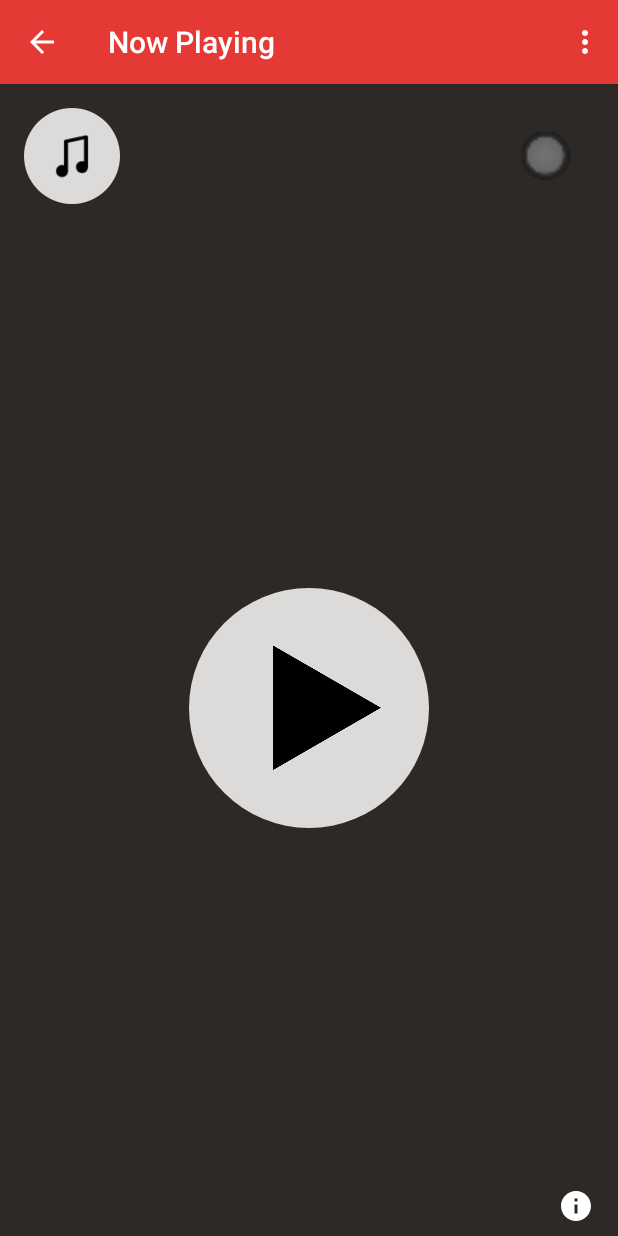
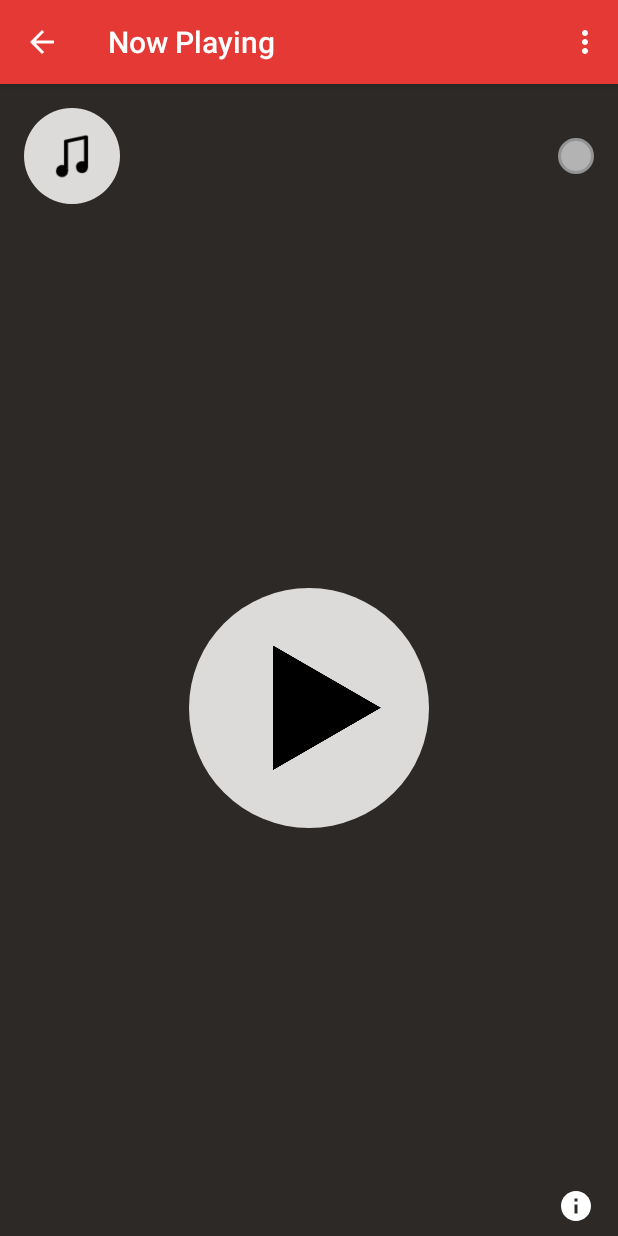
Before and after one commit to sanjaysingh1990/Exoplayer2Radio, an Android app: the fragment PlayerActivityFragment placed in its activity, on a phone screen of 412 x 824 dp. Run offline under Robolectric (Android 15) with nearby library versions, the phone set to English and light mode, and no system bars; 1 statement that could not run was skipped.

Commit message:
station loading indicator changed to vector images

```diff
--- a/app/src/main/java/org/rajmoh/radio/PlayerActivityFragment.java
+++ b/app/src/main/java/org/rajmoh/radio/PlayerActivityFragment.java
@@ -657,11 +657,11 @@ public final class PlayerActivityFragment extends Fragment implements Transistor
             mPlaybackButton.setImageResource(R.drawable.smbl_stop);
             // change playback indicator
             if (mStationLoading) {
-                mPlaybackIndicator.setBackgroundResource(R.drawable.ic_playback_indicator_loading_24dp);
+                mPlaybackIndicator.setBackgroundResource(R.drawable.indicator_loading);
                 mStationMetadataView.setText(R.string.descr_station_stream_loading);
                 mStationDataSheetMetadata.setText(R.string.descr_station_stream_loading);
             } else {
-                mPlaybackIndicator.setBackgroundResource(R.drawable.ic_playback_indicator_started_24dp);
+                mPlaybackIndicator.setBackgroundResource(R.drawable.indicator_started);
 //                mStationMetadataView.setText(mStationMetadata);
 //                mStationDataSheetMetadata.setText(mStationMetadata);
             }
@@ -676,7 +676,7 @@ public final class PlayerActivityFragment extends Fragment implements Transistor
             // change playback button image to play
             mPlaybackButton.setImageResource(R.drawable.smbl_play);
             // change playback indicator
-            mPlaybackIndicator.setBackgroundResource(R.drawable.ic_playback_indicator_stopped_24dp);
+            mPlaybackIndicator.setBackgroundResource(R.drawable.indicator_disable);
             // hide metadata views
             mStationMetadataView.setVisibility(View.GONE);
             mStationDataSheetMetadataLayout.setVisibility(View.GONE);
@@ -849,7 +849,7 @@ public final class PlayerActivityFragment extends Fragment implements Transistor
                     loadAppState(mActivity);
                     // update loading status and playback indicator
                     mStationLoading = false;
-                    mPlaybackIndicator.setBackgroundResource(R.drawable.ic_playback_indicator_started_24dp);
+                    mPlaybackIndicator.setBackgroundResource(R.drawable.indicator_started);
                     // fill metadata views
                     if (mStationMetadata != null) {
                         mStationMetadataView.setText(mStationMetadata);
--- /dev/null
+++ b/app/src/main/res/drawable/indicator_disable.xml
@@ -0,0 +1,24 @@
+<?xml version="1.0" encoding="utf-8"?>
+<shape
+    xmlns:android="http://schemas.android.com/apk/res/android"
+    android:shape="rectangle">
+
+    <!-- view background color -->
+    <solid
+        android:color="#b3b3b3" >
+    </solid>
+
+    <!-- view border color and width -->
+    <stroke
+        android:width="2dp"
+        android:color="#949494" >
+    </stroke>
+
+
+
+    <!-- Here is the corner radius -->
+    <corners
+        android:radius="60dp"   >
+    </corners>
+
+</shape>
--- /dev/null
+++ b/app/src/main/res/drawable/indicator_loading.xml
@@ -0,0 +1,24 @@
+<?xml version="1.0" encoding="utf-8"?>
+<shape
+    xmlns:android="http://schemas.android.com/apk/res/android"
+    android:shape="rectangle">
+
+    <!-- view background color -->
+    <solid
+        android:color="#ffff00" >
+    </solid>
+
+    <!-- view border color and width -->
+    <stroke
+        android:width="2dp"
+        android:color="#949494" >
+    </stroke>
+
+
+
+    <!-- Here is the corner radius -->
+    <corners
+        android:radius="60dp"   >
+    </corners>
+
+</shape>
--- /dev/null
+++ b/app/src/main/res/drawable/indicator_started.xml
@@ -0,0 +1,24 @@
+<?xml version="1.0" encoding="utf-8"?>
+<shape
+    xmlns:android="http://schemas.android.com/apk/res/android"
+    android:shape="rectangle">
+
+    <!-- view background color -->
+    <solid
+        android:color="#00cc00" >
+    </solid>
+
+    <!-- view border color and width -->
+    <stroke
+        android:width="2dp"
+        android:color="#424242" >
+    </stroke>
+
+
+
+    <!-- Here is the corner radius -->
+    <corners
+        android:radius="60dp"   >
+    </corners>
+
+</shape>
--- a/app/src/main/res/layout/fragment_player.xml
+++ b/app/src/main/res/layout/fragment_player.xml
@@ -75,10 +75,11 @@
             <ImageView
                 android:id="@+id/player_playback_indicator"
                 android:contentDescription="@string/descr_playback_indicator"
-                android:layout_width="?android:attr/listPreferredItemHeight"
-                android:layout_height="?android:attr/listPreferredItemHeight"
+                android:layout_width="24dp"
+                android:layout_height="24dp"
+                android:layout_gravity="center_vertical"
                 android:minHeight="?android:attr/listPreferredItemHeight"
-                android:background="@drawable/ic_playback_indicator_stopped_24dp" />
+                android:background="@drawable/indicator_disable" />
 
             <ImageButton
                 android:id="@+id/player_item_more_button"
```
